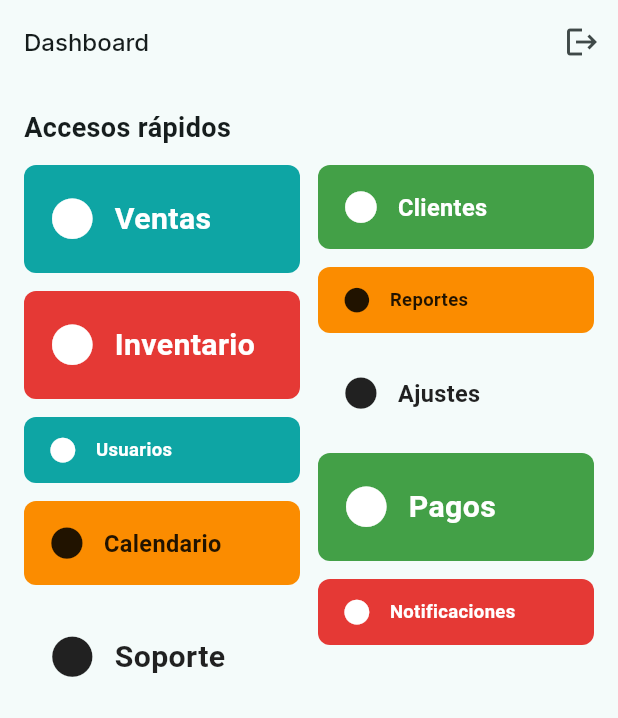
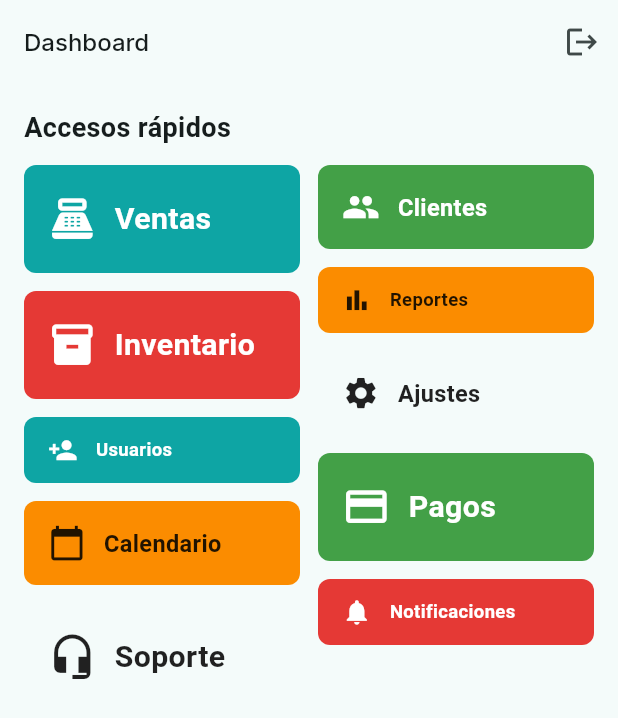
Before and after one commit to Marequena/agilapp, a Flutter app: the DashboardPage screen opened by its route, on a phone screen of 412 x 824 dp. Shown: the top 718 px of the screen. Run offline on Flutter 3.47's test engine with Material 3 defaults, Android fonts, the phone set to English and light mode, and no system bars; our stand-ins replace dio, flutter_secure_storage, google_fonts; accounts and stored records are empty.

Commit message:
fix(ui): use representative icons for metro buttons

```diff
--- a/lib/presentation/pages/dashboard_page.dart
+++ b/lib/presentation/pages/dashboard_page.dart
@@ -55,7 +55,19 @@ class DashboardPage extends StatelessWidget {
                 final v = variants[index % variants.length];
                 final s = sizes[index % sizes.length];
                 final labels = ['Ventas', 'Clientes', 'Reportes', 'Inventario', 'Ajustes', 'Usuarios', 'Pagos', 'Calendario', 'Notificaciones', 'Soporte'];
-                return MetroButton(label: labels[index], icon: Icons.circle, variant: v, size: s, fullWidth: true, onPressed: () {});
+                final icons = [
+                  Icons.point_of_sale,
+                  Icons.people,
+                  Icons.bar_chart, // reportes
+                  Icons.inventory, // inventario
+                  Icons.settings,
+                  Icons.person_add, // usuarios
+                  Icons.payment, // pagos
+                  Icons.calendar_today, // calendario
+                  Icons.notifications, // notificaciones
+                  Icons.headset_mic, // soporte
+                ];
+                return MetroButton(label: labels[index], icon: icons[index], variant: v, size: s, fullWidth: true, onPressed: () {});
               },
             ),
           ),
```
